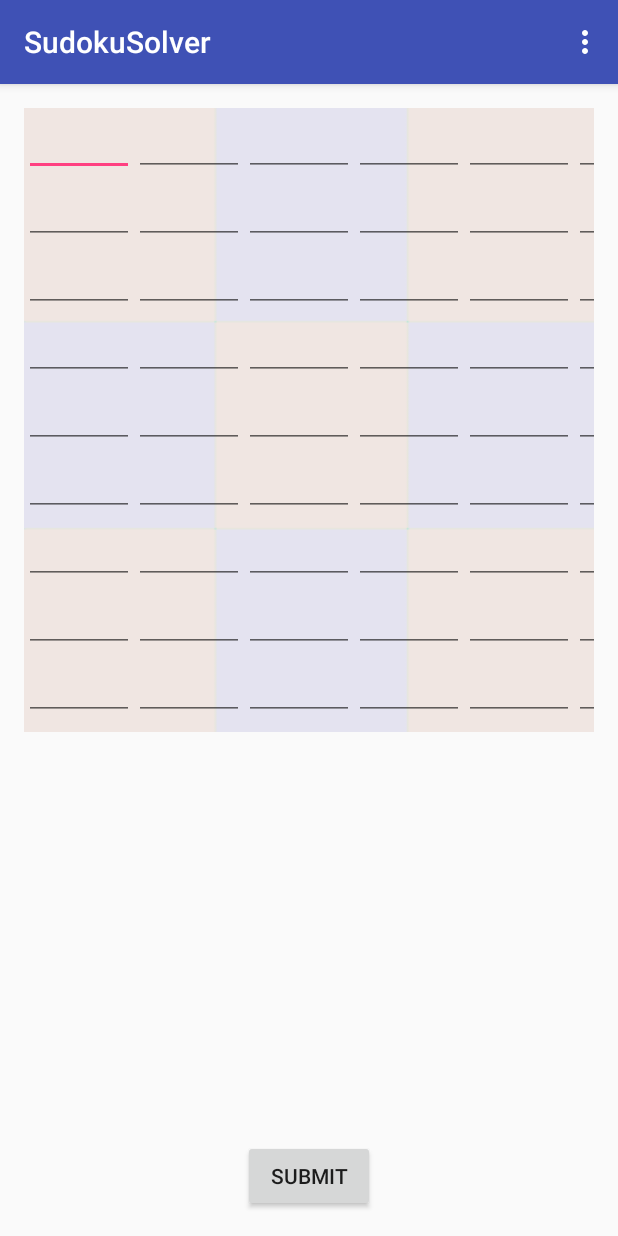
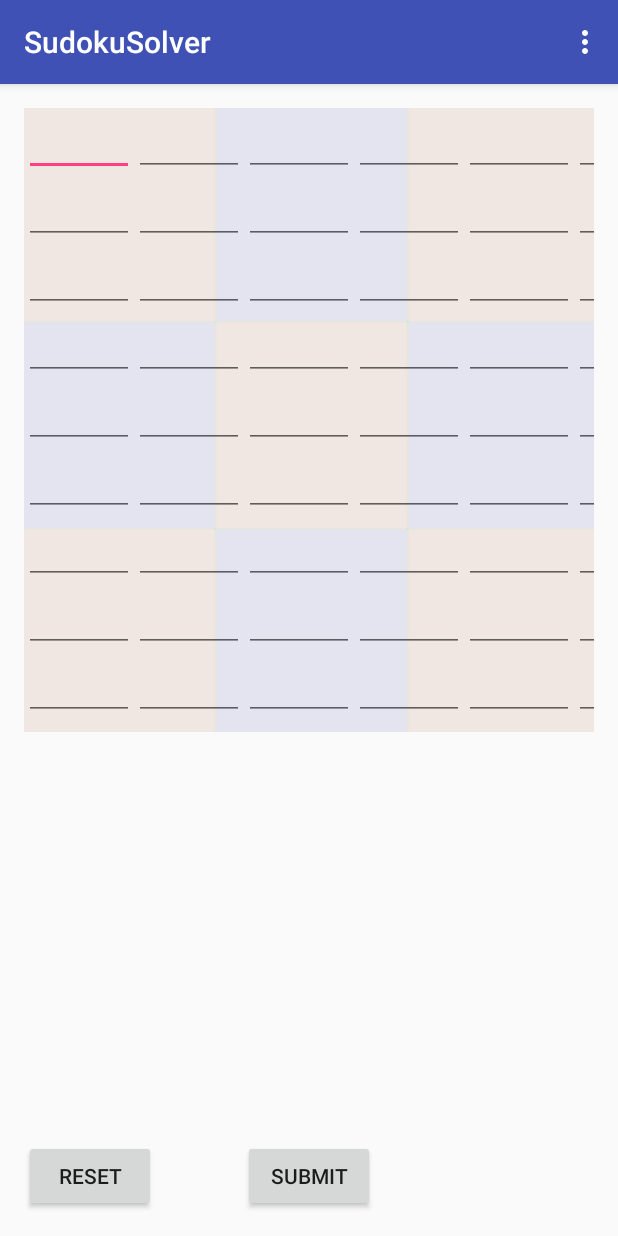
Before and after one commit to SnoBoarder/Sudoku-Solver, an Android app: the screen it shows after launch (MainActivity), on a phone screen of 412 x 824 dp. Run offline under Robolectric (Android 15) with nearby library versions, the phone set to English and light mode, and no system bars.

```diff
--- a/SudokuSolver/app/src/main/res/layout/activity_main.xml
+++ b/SudokuSolver/app/src/main/res/layout/activity_main.xml
@@ -22,4 +22,12 @@
         android:text="@string/send_button"
         android:layout_alignParentBottom="true"
         android:layout_centerHorizontal="true" />
+
+    <Button
+        android:id="@+id/resetButton"
+        android:layout_width="wrap_content"
+        android:layout_height="wrap_content"
+        android:text="@string/reset_button"
+        android:layout_alignParentBottom="true"
+        android:layout_alignParentStart="true" />
 </RelativeLayout>
--- a/SudokuSolver/app/src/main/res/values/strings.xml
+++ b/SudokuSolver/app/src/main/res/values/strings.xml
@@ -1,6 +1,7 @@
 <resources>
     <string name="app_name">SudokuSolver</string>
     <string name="send_button">Submit</string>
+    <string name="reset_button">Reset</string>
     <string name="options_about">About</string>
     <string name="settings_title">About</string>
     <string name="settings_message">This app was created by Brian Tran.</string>
@@ -10,4 +11,5 @@
     <string name="share_button">Share</string>
     <string name="share_to">Share answer to:</string>
     <string name="play_game">Play!</string>
+    <string name="no_answer">No answer was found. Try again!</string>
 </resources>
```
Also changed, not shown: SudokuSolver/app/src/main/java/com/btran/bu/sudokusolver/AnswerActivity.java (+13 -3 lines), SudokuSolver/app/src/main/java/com/btran/bu/sudokusolver/MainActivity.java (+42 -8 lines).
